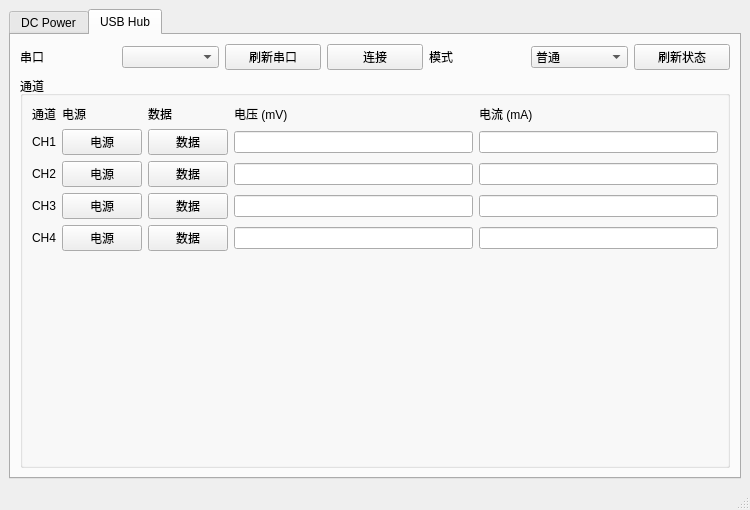
This is mainwindow.ui in cjhonlyone/qt-visa-controller as Qt 5 draws it before an edit. The edited form follows.
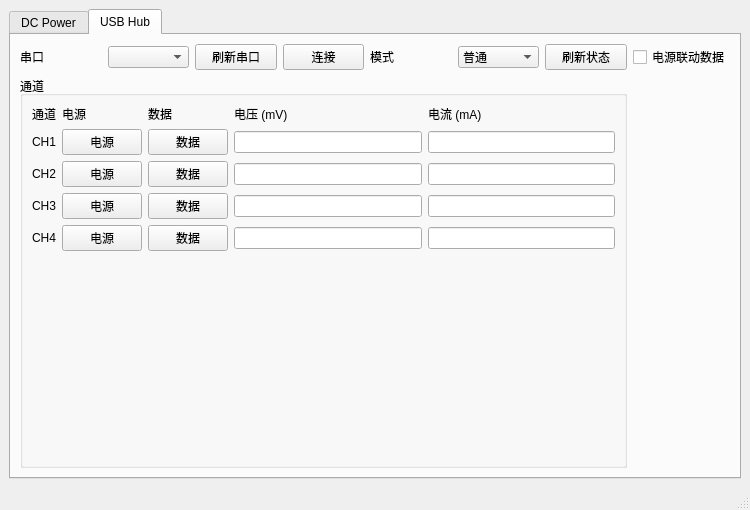
This is the edited form.

Commit message:
Add power-data linkage checkbox for USB Hub
Add 'checkBox_HubLinkData' (电源联动数据) checkbox in Hub tab row 0.
When checked, toggling a channel's power button also sets the data
line to the same on/off state via CMD 0x05. UI palette is updated
after readback via CMD 0x08.

Diff of the .ui file:
```diff
--- a/mainwindow.ui
+++ b/mainwindow.ui
@@ -609,6 +609,13 @@
           </property>
          </widget>
         </item>
+        <item row="0" column="7">
+         <widget class="QCheckBox" name="checkBox_HubLinkData">
+          <property name="text">
+           <string>电源联动数据</string>
+          </property>
+         </widget>
+        </item>
         <item row="1" column="0" colspan="7">
          <widget class="QGroupBox" name="groupBox_HubChannels">
           <property name="title">
```
The commit also changes 1 other file.
